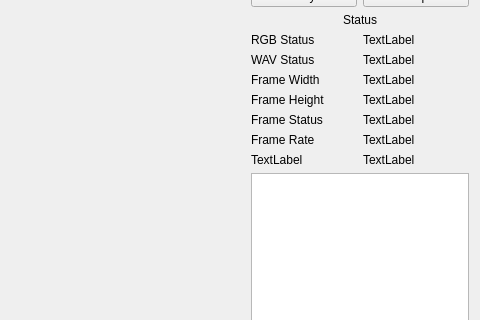
Above: Final Project/MediaPlayer/MediaPlayer/MediaPlayer.ui from jingyangcarl/CSCI576 before the change; both pictures show x 637 to 1117 and y 91 to 411 of the 1117 by 677 pixel window. Below: the same form after it.
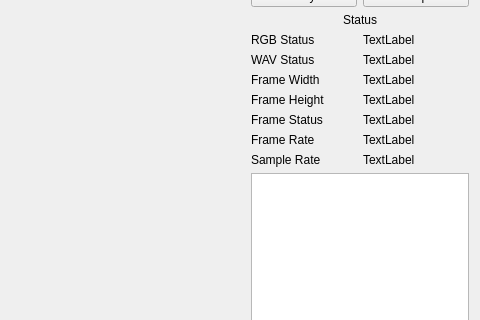
That is the form after the change.

Patch:
```diff
--- a/Final Project/MediaPlayer/MediaPlayer/MediaPlayer.ui
+++ b/Final Project/MediaPlayer/MediaPlayer/MediaPlayer.ui
@@ -168,7 +168,7 @@
         <item row="7" column="0">
          <widget class="QLabel" name="label_9">
           <property name="text">
-           <string>TextLabel</string>
+           <string>Sample Rate</string>
           </property>
          </widget>
         </item>
```
